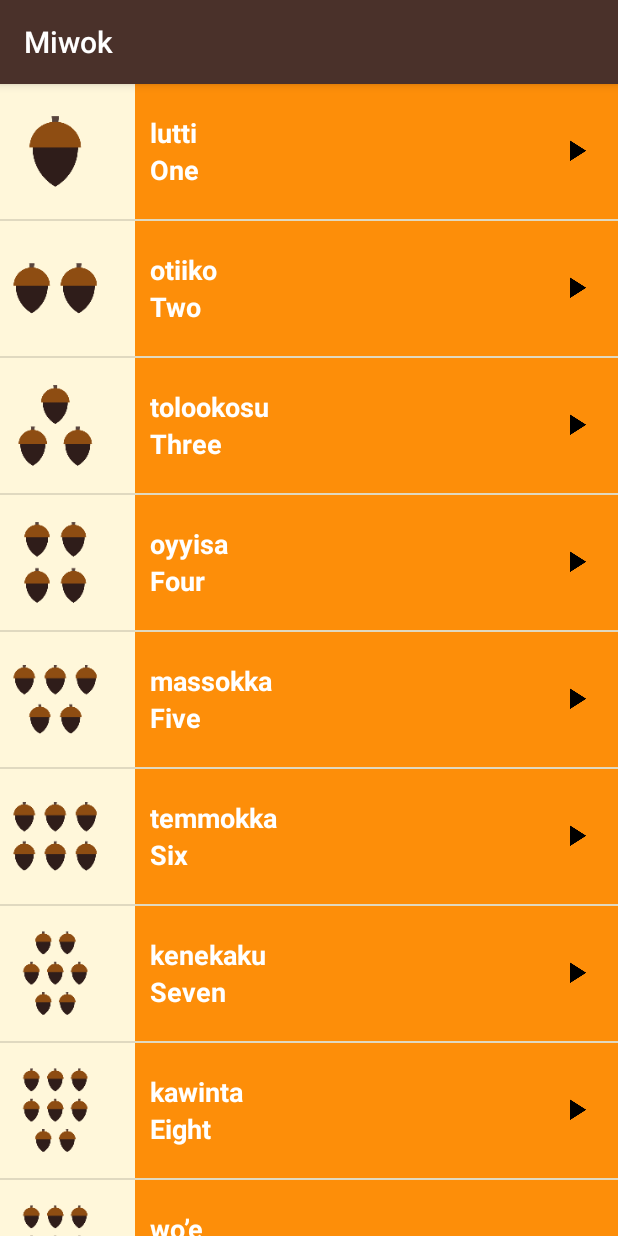
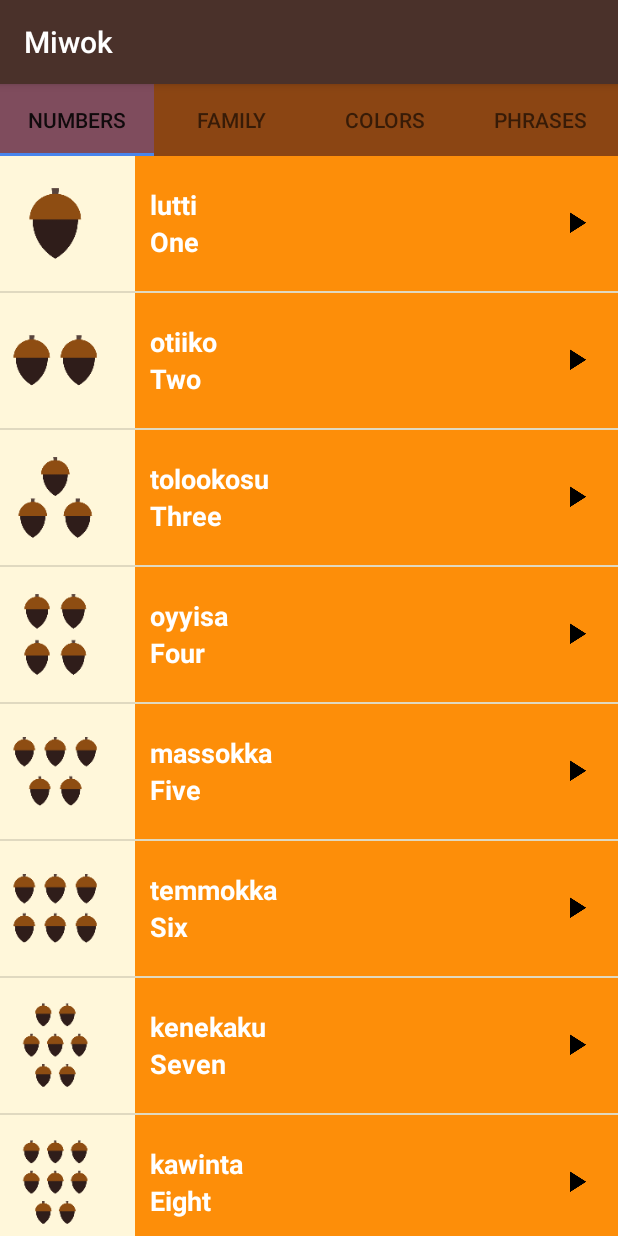
Before and after one commit to shauryauppal/Miwok, an Android app: the screen it shows after launch (MainActivity), on a phone screen of 412 x 824 dp. Run offline under Robolectric (Android 15) with nearby library versions, the phone set to English and light mode, and no system bars.

Commit message:
Tab layout and colors of tablayout changed

```diff
--- a/app/src/main/java/com/example/android/miwok/MainActivity.java
+++ b/app/src/main/java/com/example/android/miwok/MainActivity.java
@@ -1,6 +1,7 @@
 package com.example.android.miwok;
 
 import android.os.Bundle;
+import android.support.design.widget.TabLayout;
 import android.support.v4.view.ViewPager;
 import android.support.v7.app.AppCompatActivity;
 
@@ -17,9 +18,18 @@ public class MainActivity extends AppCompatActivity {
         ViewPager viewPager = (ViewPager) findViewById(R.id.viewpager);
 
         // Create an adapter that knows which fragment should be shown on each page
-        SimpleFragmentPagerAdapter adapter = new SimpleFragmentPagerAdapter(getSupportFragmentManager());
+        SimpleFragmentPagerAdapter adapter = new SimpleFragmentPagerAdapter(this ,getSupportFragmentManager());
 
         // Set the adapter onto the view pager
         viewPager.setAdapter(adapter);
+        // Find the tab layout that shows the tabs
+        TabLayout tabLayout = (TabLayout) findViewById(R.id.tabs);
+
+        // Connect the tab layout with the view pager. This will
+        //   1. Update the tab layout when the view pager is swiped
+        //   2. Update the view pager when a tab is selected
+        //   3. Set the tab layout's tab names with the view pager's adapter's titles
+        //      by calling onPageTitle()
+        tabLayout.setupWithViewPager(viewPager);
     }
 }
--- a/app/src/main/java/com/example/android/miwok/SimpleFragmentPagerAdapter.java
+++ b/app/src/main/java/com/example/android/miwok/SimpleFragmentPagerAdapter.java
@@ -1,5 +1,6 @@
 package com.example.android.miwok;
 
+import android.content.Context;
 import android.support.v4.app.Fragment;
 import android.support.v4.app.FragmentManager;
 import android.support.v4.app.FragmentPagerAdapter;
@@ -9,8 +10,12 @@ import android.support.v4.app.FragmentPagerAdapter;
  */
 
 public class SimpleFragmentPagerAdapter extends FragmentPagerAdapter {
-    public SimpleFragmentPagerAdapter (FragmentManager fm){
+
+    private Context mcontext;
+
+    public SimpleFragmentPagerAdapter (Context context,FragmentManager fm){
         super(fm);
+        mcontext = context;
     }
 
     @Override
@@ -30,4 +35,19 @@ public class SimpleFragmentPagerAdapter extends FragmentPagerAdapter {
     public int getCount() {
         return 4;
     }
+
+    @Override
+    public CharSequence getPageTitle(int position) {
+        if(position==0)
+        {
+            return mcontext.getString(R.string.category_numbers);
+        }
+        else if(position ==1)
+        {
+            return mcontext.getString(R.string.category_family);
+        }
+        else if(position==2)
+            return mcontext.getString(R.string.category_colors);
+        else return mcontext.getString(R.string.category_phrases);
+    }
 }
--- /dev/null
+++ b/app/src/main/res/drawable/tab_background.xml
@@ -0,0 +1,5 @@
+<?xml version="1.0" encoding="utf-8"?>
+<selector xmlns:android="http://schemas.android.com/apk/res/android">
+    <item android:drawable="@drawable/tan_background_seleted" android:state_selected="true" />
+    <item android:drawable="@drawable/tab_background_unselected" android:state_selected="false" android:state_focused="false" android:state_pressed="false" />
+</selector>
--- /dev/null
+++ b/app/src/main/res/drawable/tab_background_unselected.xml
@@ -0,0 +1,4 @@
+<?xml version="1.0" encoding="utf-8"?>
+<shape xmlns:android="http://schemas.android.com/apk/res/android" >
+    <solid android:color="#8B4513" />
+</shape>
--- /dev/null
+++ b/app/src/main/res/drawable/tan_background_seleted.xml
@@ -0,0 +1,4 @@
+<?xml version="1.0" encoding="utf-8"?>
+<shape xmlns:android="http://schemas.android.com/apk/res/android" >
+    <solid android:color="#7F4C5D" />
+</shape>
--- a/app/src/main/res/layout/activity_main.xml
+++ b/app/src/main/res/layout/activity_main.xml
@@ -1,13 +1,20 @@
 <?xml version="1.0" encoding="utf-8"?>
 
-<LinearLayout
-    xmlns:android="http://schemas.android.com/apk/res/android"
+<LinearLayout xmlns:android="http://schemas.android.com/apk/res/android"
     xmlns:tools="http://schemas.android.com/tools"
     android:layout_width="match_parent"
     android:layout_height="match_parent"
+    xmlns:app="http://schemas.android.com/apk/res-auto"
     android:background="@color/tan_background"
     android:orientation="vertical"
     tools:context="com.example.android.miwok.MainActivity">
+
+    <android.support.design.widget.TabLayout
+        android:id="@+id/tabs"
+        android:layout_width="match_parent"
+        android:layout_height="wrap_content"
+        app:tabIndicatorColor="#4885ed"
+        app:tabBackground="@drawable/tab_background"/>
 
     <android.support.v4.view.ViewPager
         android:id="@+id/viewpager"
--- a/app/src/main/res/values/strings.xml
+++ b/app/src/main/res/values/strings.xml
@@ -26,7 +26,7 @@
     <string name="category_numbers">Numbers</string>
 
     <!-- Category name for the vocabulary words for family members [CHAR LIMIT=20] -->
-    <string name="category_family">Family Members</string>
+    <string name="category_family">Family</string>
 
     <!-- TODO: Remove or change this placeholder text -->
     <string name="hello_blank_fragment">Hello blank fragment</string>
```
